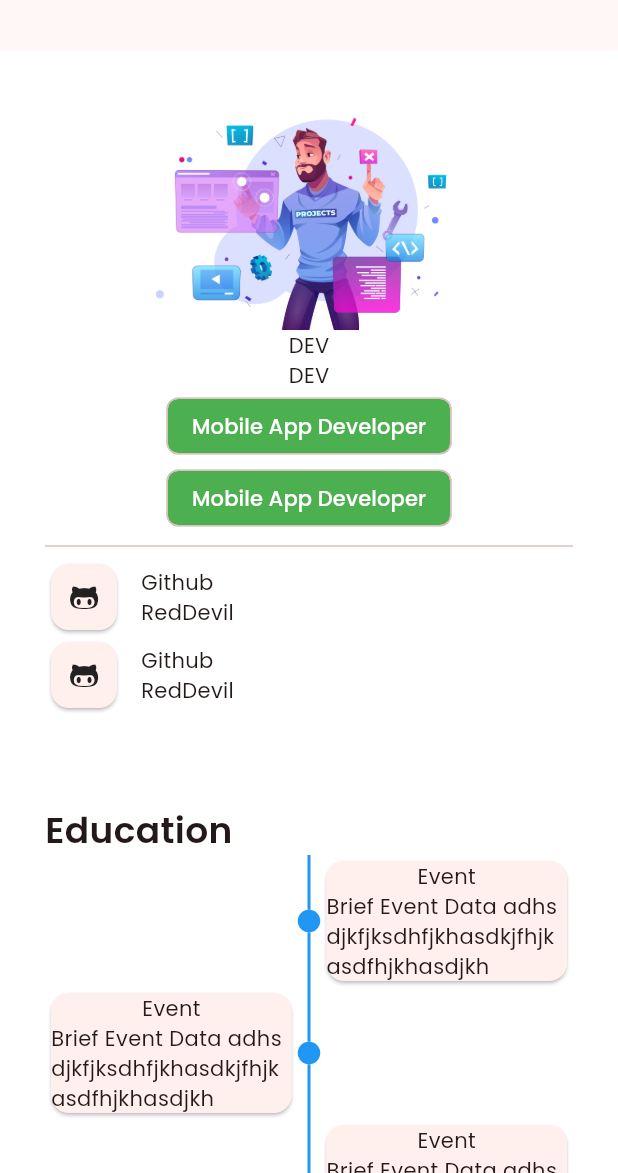
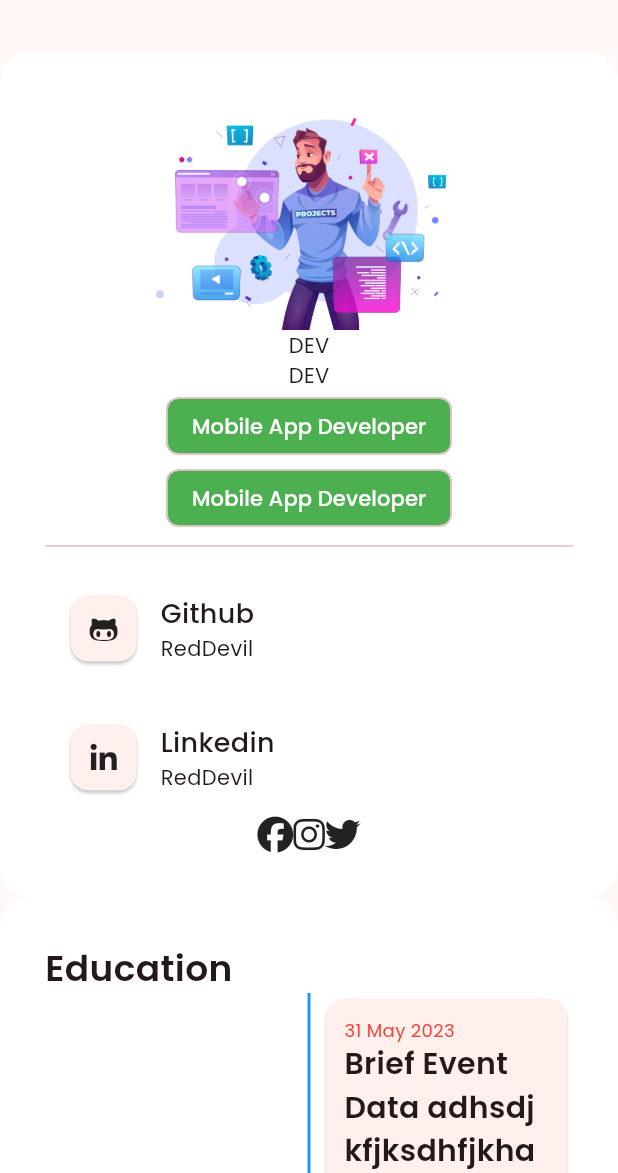
Before and after one commit to r3ddev1l/srijan_portfolio, a Flutter app: the screen it shows after launch, on a phone screen of 412 x 824 dp, the part 63-1236 px from its top. Run offline on Flutter 3.47's test engine with Material 2 defaults, Android fonts, the phone set to English and light mode, and no system bars; drawn by our look-alikes of timelines; our stand-ins replace font_awesome_flutter, velocity_x.

Commit message:
Feature: Animated container added with hover effect.

```diff
--- a/lib/components/about.dart
+++ b/lib/components/about.dart
@@ -1,7 +1,8 @@
 import 'package:flutter/material.dart';
 import 'package:font_awesome_flutter/font_awesome_flutter.dart';
+import 'package:srijan_portfolio/components/social_row.dart';
+import 'package:srijan_portfolio/utils/animated_contact.dart';
 import 'package:velocity_x/velocity_x.dart';
-
 import '../constants/ui_constants.dart';
 
 class About extends StatefulWidget {
@@ -18,10 +19,11 @@ class _AboutState extends State<About> {
       margin: const EdgeInsets.only(top: 20),
       width: context.screenWidth < 900
           ? context.screenHeight * 0.9
-          : context.screenHeight * 0.3,
-      decoration: const BoxDecoration(
-        color: Colors.white,
-      ),
+          : context.screenWidth < 1600
+              ? context.screenWidth * 0.3
+              : context.screenWidth * 0.2,
+      decoration: BoxDecoration(
+          color: Colors.white, borderRadius: BorderRadius.circular(20.0)),
       padding: const EdgeInsets.all(30),
       child: Column(
         children: [
@@ -32,66 +34,72 @@ class _AboutState extends State<About> {
           const Text("DEV"),
           const Text("DEV"),
           const Wrap(
+            alignment: WrapAlignment.center,
             children: [
               Chip(
                 label: Text("Mobile App Developer"),
-                labelStyle: TextStyle(color: Colors.white),
+                labelStyle: TextStyle(
+                  color: Colors.white,
+                  fontSize: 14.0,
+                ),
                 backgroundColor: Colors.green,
                 padding: EdgeInsets.all(8.0),
               ),
+              SizedBox(
+                height: 24,
+              ),
               Chip(
                 label: Text("Mobile App Developer"),
-                labelStyle: TextStyle(color: Colors.white),
+                labelStyle: TextStyle(
+                  color: Colors.white,
+                  fontSize: 14.0,
+                ),
                 backgroundColor: Colors.green,
                 padding: EdgeInsets.all(8.0),
               ),
             ],
           ),
           const Divider(),
-          const Row(
-            children: [
-              Card(
-                  child: Padding(
-                padding: EdgeInsets.all(12.0),
-                child: Icon(
-                  FontAwesomeIcons.githubAlt,
-                  size: 20.0,
-                ),
-              )),
-              SizedBox(
-                width: 12.0,
-              ),
-              Column(
-                crossAxisAlignment: CrossAxisAlignment.start,
-                children: [
-                  Text("Github"),
-                  Text("RedDevil"),
-                ],
-              )
-            ],
+          // Container(
+          //   child: const Row(
+          //     children: [
+          //       Card(
+          //           child: Padding(
+          //         padding: EdgeInsets.all(12.0),
+          //         child: Icon(
+          //           FontAwesomeIcons.githubAlt,
+          //           size: 20.0,
+          //         ),
+          //       )),
+          //       SizedBox(
+          //         width: 12.0,
+          //       ),
+          //       Column(
+          //         crossAxisAlignment: CrossAxisAlignment.start,
+          //         children: [
+          //           Text("Github"),
+          //           Text("RedDevil"),
+          //         ],
+          //       )
+          //     ],
+          //   ),
+          // ),
+          //github
+          AnimatedContact(
+            icon: FontAwesomeIcons.githubAlt,
+            title: 'Github',
+            subtitle: 'RedDevil',
+            onTap: () {},
           ),
-          const Row(
-            children: [
-              Card(
-                  child: Padding(
-                padding: EdgeInsets.all(12.0),
-                child: Icon(
-                  FontAwesomeIcons.githubAlt,
-                  size: 20.0,
-                ),
-              )),
-              SizedBox(
-                width: 12.0,
-              ),
-              Column(
-                crossAxisAlignment: CrossAxisAlignment.start,
-                children: [
-                  Text("Github"),
-                  Text("RedDevil"),
-                ],
-              )
-            ],
-          )
+
+          //linkedin
+          AnimatedContact(
+            icon: FontAwesomeIcons.linkedinIn,
+            title: 'Linkedin',
+            subtitle: 'RedDevil',
+            onTap: () {},
+          ),
+          const SocialRow()
         ],
       ),
     );
--- a/lib/components/education.dart
+++ b/lib/components/education.dart
@@ -16,9 +16,8 @@ class _EducationState extends State<Education> {
       width: context.screenWidth < 900
           ? context.screenHeight * 0.9
           : context.screenHeight * 0.5,
-      decoration: const BoxDecoration(
-        color: Colors.white,
-      ),
+      decoration: BoxDecoration(
+          color: Colors.white, borderRadius: BorderRadius.circular(20.0)),
       padding: const EdgeInsets.all(30),
       child: Column(
         crossAxisAlignment: CrossAxisAlignment.start,
@@ -37,12 +36,27 @@ class _EducationState extends State<Education> {
                 itemCount: 4,
                 contentsAlign: ContentsAlign.alternating,
                 contentsBuilder: (context, index) => Card(
-                  child: Container(
+                  child: Padding(
+                    padding: const EdgeInsets.all(12.0),
                     child: Column(
+                      crossAxisAlignment: CrossAxisAlignment.start,
                       children: [
-                        const Text("Event"),
                         const Text(
-                            "Brief Event Data adhsdjkfjksdhfjkhasdkjfhjkasdfhjkhasdjkh"),
+                          "31 May 2023",
+                          style: TextStyle(fontSize: 12, color: Colors.red),
+                        ),
+                        const Text(
+                          "Brief Event Data adhsdjkfjksdhfjkhasdkjfhjkasdfhjkhasdjkh",
+                          style: TextStyle(
+                              fontSize: 20, fontWeight: FontWeight.w600),
+                        ),
+                        Text(
+                          "Brief Event Data adhsdjkfjksdhfjkhasdkjfhjkasdfhjkhasdjkh",
+                          style: TextStyle(
+                            fontSize: 14,
+                            color: Colors.grey.shade700,
+                          ),
+                        ),
                       ],
                     ),
                   ),
--- /dev/null
+++ b/lib/components/social_row.dart
@@ -0,0 +1,25 @@
+import 'package:flutter/material.dart';
+import 'package:font_awesome_flutter/font_awesome_flutter.dart';
+
+class SocialRow extends StatelessWidget {
+  const SocialRow({super.key});
+
+  @override
+  Widget build(BuildContext context) {
+    return const Row(
+      mainAxisAlignment: MainAxisAlignment.center,
+      crossAxisAlignment: CrossAxisAlignment.center,
+      children: [
+        FaIcon(
+          FontAwesomeIcons.facebook,
+        ),
+        FaIcon(
+          FontAwesomeIcons.instagram,
+        ),
+        FaIcon(
+          FontAwesomeIcons.twitter,
+        )
+      ],
+    );
+  }
+}
--- a/lib/main.dart
+++ b/lib/main.dart
@@ -17,7 +17,7 @@ class MyApp extends StatelessWidget {
       theme: ThemeData(
         fontFamily: 'Poppins',
         primarySwatch: Colors.red,
-        canvasColor: Colors.red.shade50,
+        canvasColor: Colors.red.shade200,
         colorScheme: ColorScheme.fromSeed(
           seedColor: Colors.red,
         ),
--- a/lib/portfolio.dart
+++ b/lib/portfolio.dart
@@ -39,6 +39,7 @@ class _PortfolioState extends State<Portfolio> {
           : null,
       body: SingleChildScrollView(
         // controller: controller,
+        child: Center(
           child: Column(
             children: [
               Wrap(
@@ -51,6 +52,7 @@ class _PortfolioState extends State<Portfolio> {
             ],
           ),
         ),
+      ),
     );
   }
 }
--- /dev/null
+++ b/lib/utils/animated_contact.dart
@@ -0,0 +1,70 @@
+import 'package:flutter/material.dart';
+
+class AnimatedContact extends StatefulWidget {
+  final IconData icon;
+  final String title;
+  final String subtitle;
+  final VoidCallback onTap;
+  const AnimatedContact({
+    super.key,
+    required this.icon,
+    required this.title,
+    required this.subtitle,
+    required this.onTap,
+  });
+
+  @override
+  State<AnimatedContact> createState() => _AnimatedContactState();
+}
+
+class _AnimatedContactState extends State<AnimatedContact> {
+  bool isHovering = false;
+  @override
+  Widget build(BuildContext context) {
+    return InkWell(
+      onTap: widget.onTap,
+      onHover: (value) => setState(() {
+        isHovering = value;
+      }),
+      child: AnimatedContainer(
+        margin: const EdgeInsets.only(top: 8.0),
+        duration: const Duration(milliseconds: 300),
+        decoration: BoxDecoration(
+            color: isHovering ? Colors.grey.shade300 : Colors.white,
+            border: Border.all(
+              color: isHovering ? Colors.grey : Colors.white,
+            ),
+            borderRadius: BorderRadius.circular(
+              12.0,
+            )),
+        padding: const EdgeInsets.all(12.0),
+        child: Row(
+          children: [
+            Card(
+                child: Padding(
+              padding: const EdgeInsets.all(12.0),
+              child: Icon(
+                widget.icon,
+                size: 20.0,
+              ),
+            )),
+            const SizedBox(
+              width: 12.0,
+            ),
+            Column(
+              crossAxisAlignment: CrossAxisAlignment.start,
+              children: [
+                Text(
+                  widget.title,
+                  style: const TextStyle(
+                      fontSize: 18.0, fontWeight: FontWeight.w500),
+                ),
+                Text(widget.subtitle),
+              ],
+            )
+          ],
+        ),
+      ),
+    );
+  }
+}
```
Lines whose indentation alone changed are shown as unchanged.
